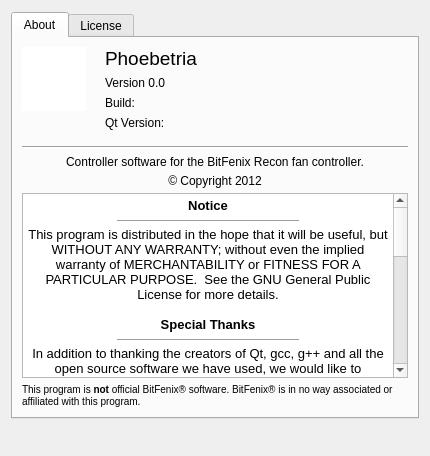
Shub77/phoebetria-code, file gui_about.ui: the form before one commit.
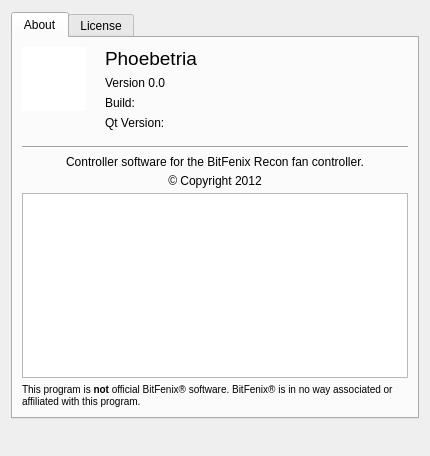
The form after the commit. The open tabs and pages were chosen to show the change. Icons and pictures are not drawn.

Commit message: Bumped pre-release version

```diff
--- a/gui_about.ui
+++ b/gui_about.ui
@@ -291,30 +291,8 @@
             <string notr="true">&lt;!DOCTYPE HTML PUBLIC &quot;-//W3C//DTD HTML 4.0//EN&quot; &quot;http://www.w3.org/TR/REC-html40/strict.dtd&quot;&gt;
 &lt;html&gt;&lt;head&gt;&lt;meta name=&quot;qrichtext&quot; content=&quot;1&quot; /&gt;&lt;style type=&quot;text/css&quot;&gt;
 p, li { white-space: pre-wrap; }
-&lt;/style&gt;&lt;/head&gt;&lt;body style=&quot; font-family:'Lucida Grande'; font-size:13pt; font-weight:400; font-style:normal;&quot;&gt;
-&lt;p align=&quot;center&quot; style=&quot; margin-top:0px; margin-bottom:0px; margin-left:0px; margin-right:0px; -qt-block-indent:0; text-indent:0px;&quot;&gt;&lt;span style=&quot; font-family:'Arial'; font-size:10pt; font-weight:600;&quot;&gt;Notice&lt;/span&gt;&lt;/p&gt;
-&lt;hr width=&quot;50%&quot;/&gt;
-&lt;p align=&quot;center&quot; style=&quot; margin-top:0px; margin-bottom:0px; margin-left:0px; margin-right:0px; -qt-block-indent:0; text-indent:0px;&quot;&gt;&lt;span style=&quot; font-family:'Arial'; font-size:10pt;&quot;&gt;This program is distributed in the hope that it will be useful, but WITHOUT ANY WARRANTY; without even the implied warranty of MERCHANTABILITY or FITNESS FOR A PARTICULAR PURPOSE.  See the GNU General Public License for more details.&lt;/span&gt;&lt;/p&gt;
-&lt;p align=&quot;center&quot; style=&quot;-qt-paragraph-type:empty; margin-top:0px; margin-bottom:0px; margin-left:0px; margin-right:0px; -qt-block-indent:0; text-indent:0px; font-family:'Arial'; font-size:10pt;&quot;&gt;&lt;br /&gt;&lt;/p&gt;
-&lt;p align=&quot;center&quot; style=&quot; margin-top:0px; margin-bottom:0px; margin-left:0px; margin-right:0px; -qt-block-indent:0; text-indent:0px;&quot;&gt;&lt;span style=&quot; font-family:'Arial'; font-size:10pt; font-weight:600;&quot;&gt;Special Thanks&lt;/span&gt;&lt;/p&gt;
-&lt;hr width=&quot;50%&quot;/&gt;
-&lt;p align=&quot;center&quot; style=&quot; margin-top:0px; margin-bottom:0px; margin-left:0px; margin-right:0px; -qt-block-indent:0; text-indent:0px;&quot;&gt;&lt;span style=&quot; font-family:'Arial'; font-size:10pt;&quot;&gt;In addition to thanking the creators of Qt, gcc, g++ and all the open source software we have used, we would like to particularly thank the following individuals, organisations or entities. &lt;/span&gt;&lt;/p&gt;
-&lt;p align=&quot;center&quot; style=&quot;-qt-paragraph-type:empty; margin-top:0px; margin-bottom:0px; margin-left:0px; margin-right:0px; -qt-block-indent:0; text-indent:0px; font-family:'Arial'; font-size:10pt;&quot;&gt;&lt;br /&gt;&lt;/p&gt;
-&lt;ul style=&quot;margin-top: 0px; margin-bottom: 0px; margin-left: 0px; margin-right: 0px; -qt-list-indent: 1;&quot;&gt;&lt;li style=&quot; font-family:'Arial'; font-size:10pt;&quot; align=&quot;center&quot; style=&quot; margin-top:12px; margin-bottom:0px; margin-left:0px; margin-right:0px; -qt-block-indent:0; text-indent:0px;&quot;&gt;BitFenix® for making the Recon ;-)&lt;/li&gt;
-&lt;li style=&quot; font-family:'Arial'; font-size:10pt;&quot; align=&quot;center&quot; style=&quot; margin-top:0px; margin-bottom:0px; margin-left:0px; margin-right:0px; -qt-block-indent:0; text-indent:0px;&quot;&gt;A further thanks to BitFenix® for supplying hardware for testing V1.2.0&lt;/li&gt;
-&lt;li style=&quot; font-family:'Arial'; font-size:10pt;&quot; align=&quot;center&quot; style=&quot; margin-top:0px; margin-bottom:0px; margin-left:0px; margin-right:0px; -qt-block-indent:0; text-indent:0px;&quot;&gt;Alan Ott, Ludovic Rousseau and contributors for the HID API library, http://www.signal11.us/oss/hidapi&lt;/li&gt;
-&lt;li style=&quot; font-family:'Arial'; font-size:10pt;&quot; align=&quot;center&quot; style=&quot; margin-top:0px; margin-bottom:0px; margin-left:0px; margin-right:0px; -qt-block-indent:0; text-indent:0px;&quot;&gt;LoneWolf for his DarkOrange theme contribution&lt;/li&gt;
-&lt;li style=&quot; font-family:'Arial'; font-size:10pt;&quot; align=&quot;center&quot; style=&quot; margin-top:0px; margin-bottom:0px; margin-left:0px; margin-right:0px; -qt-block-indent:0; text-indent:0px;&quot;&gt;Chris's brother for creating the SPEC file to create RPMs&lt;/li&gt;&lt;/ul&gt;
-&lt;p align=&quot;center&quot; style=&quot;-qt-paragraph-type:empty; margin-top:0px; margin-bottom:0px; margin-left:0px; margin-right:0px; -qt-block-indent:0; text-indent:0px; font-family:'Arial'; font-size:10pt;&quot;&gt;&lt;br /&gt;&lt;/p&gt;
-&lt;p align=&quot;center&quot; style=&quot; margin-top:0px; margin-bottom:0px; margin-left:0px; margin-right:0px; -qt-block-indent:0; text-indent:0px;&quot;&gt;&lt;span style=&quot; font-family:'Arial'; font-size:10pt; font-weight:600;&quot;&gt;Beta Testers&lt;/span&gt;&lt;/p&gt;
-&lt;hr width=&quot;50%&quot;/&gt;
-&lt;p align=&quot;center&quot; style=&quot; margin-top:0px; margin-bottom:0px; margin-left:0px; margin-right:0px; -qt-block-indent:0; text-indent:0px;&quot;&gt;&lt;span style=&quot; font-family:'Arial'; font-size:10pt;&quot;&gt;Thanks to ALL of the people who have provided testing, advice, feedback and suggestions. Thanks especially to those listed below (in no particular order). If your name has been inadvertently omitted we apologise — contact us and we will add your name.&lt;/span&gt;&lt;/p&gt;
-&lt;ul style=&quot;margin-top: 0px; margin-bottom: 0px; margin-left: 0px; margin-right: 0px; -qt-list-indent: 1;&quot;&gt;&lt;li style=&quot; font-family:'Arial'; font-size:10pt;&quot; align=&quot;center&quot; style=&quot; margin-top:12px; margin-bottom:0px; margin-left:0px; margin-right:0px; -qt-block-indent:0; text-indent:0px;&quot;&gt;'tealc' from Overclockers UK&lt;/li&gt;
-&lt;li style=&quot; font-family:'Arial'; font-size:10pt;&quot; align=&quot;center&quot; style=&quot; margin-top:0px; margin-bottom:0px; margin-left:0px; margin-right:0px; -qt-block-indent:0; text-indent:0px;&quot;&gt;'BrianB' from Overclockers UK&lt;/li&gt;
-&lt;li style=&quot; font-family:'Arial'; font-size:10pt;&quot; align=&quot;center&quot; style=&quot; margin-top:0px; margin-bottom:0px; margin-left:0px; margin-right:0px; -qt-block-indent:0; text-indent:0px;&quot;&gt;Michael Jacobsen&lt;/li&gt;
-&lt;li style=&quot; font-family:'Arial'; font-size:10pt;&quot; align=&quot;center&quot; style=&quot; margin-top:0px; margin-bottom:0px; margin-left:0px; margin-right:0px; -qt-block-indent:0; text-indent:0px;&quot;&gt;'Dealz' from the UK&lt;/li&gt;
-&lt;li style=&quot; font-family:'Arial'; font-size:10pt;&quot; align=&quot;center&quot; style=&quot; margin-top:0px; margin-bottom:0px; margin-left:0px; margin-right:0px; -qt-block-indent:0; text-indent:0px;&quot;&gt;'cs2000' from the Overclockers UK&lt;/li&gt;
-&lt;li style=&quot; font-family:'Arial'; font-size:10pt;&quot; align=&quot;center&quot; style=&quot; margin-top:0px; margin-bottom:0px; margin-left:0px; margin-right:0px; -qt-block-indent:0; text-indent:0px;&quot;&gt;'LtMatt'&lt;/li&gt;&lt;/ul&gt;&lt;/body&gt;&lt;/html&gt;</string>
+&lt;/style&gt;&lt;/head&gt;&lt;body style=&quot; font-family:'MS Shell Dlg 2'; font-size:8.25pt; font-weight:400; font-style:normal;&quot;&gt;
+&lt;p style=&quot;-qt-paragraph-type:empty; margin-top:0px; margin-bottom:0px; margin-left:0px; margin-right:0px; -qt-block-indent:0; text-indent:0px;&quot;&gt;&lt;br /&gt;&lt;/p&gt;&lt;/body&gt;&lt;/html&gt;</string>
            </property>
            <property name="source">
             <url>
```
Left out of the diff: 10 changed lines with no effect on the pictures. The commit also changes 1 other file.
